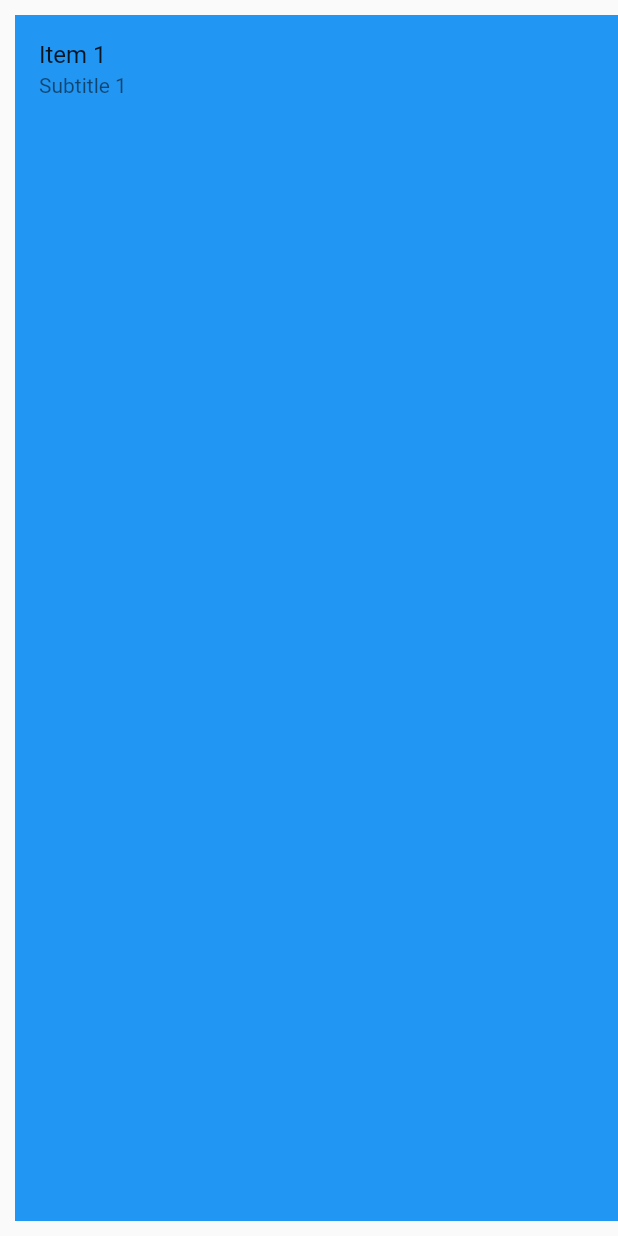
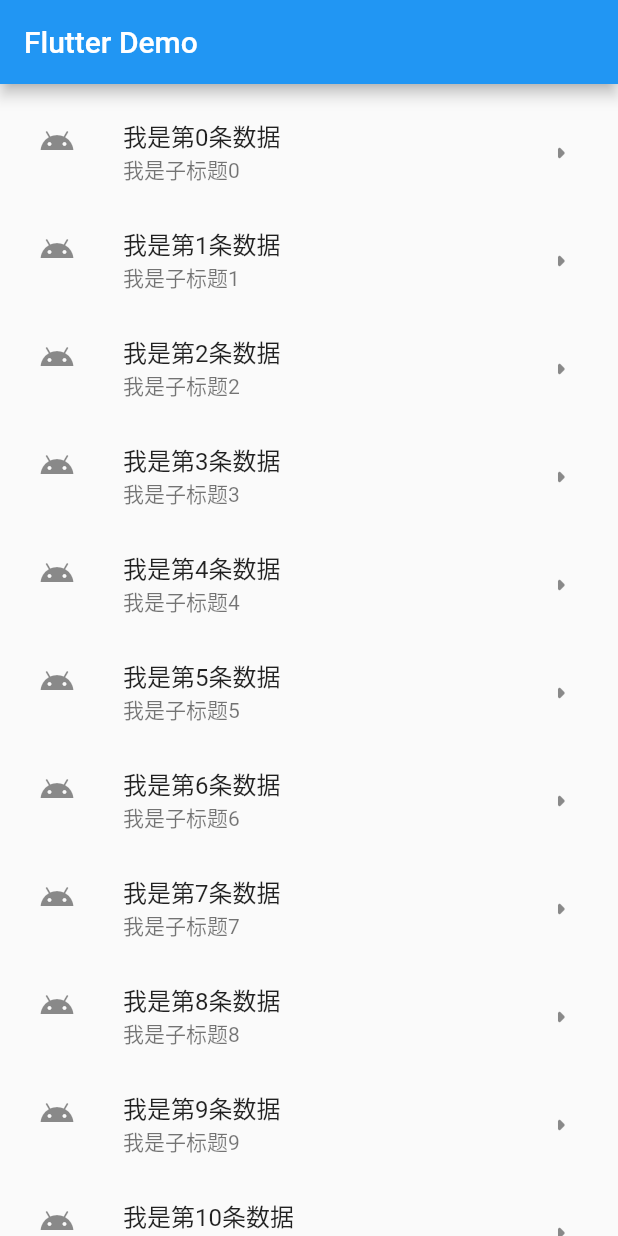
Before and after one commit to ADKcodeXD/flutter-learn, a Flutter app: the screen it shows after launch, on a phone screen of 412 x 824 dp. Run offline on Flutter 3.47's test engine with Material 2 defaults, Android fonts, the phone set to English and light mode, and no system bars.

```diff
--- a/flutter-first/myfirstapp/lib/main.dart
+++ b/flutter-first/myfirstapp/lib/main.dart
@@ -10,33 +10,40 @@ class MyApp extends StatelessWidget {
   @override
   Widget build(BuildContext context) {
     return MaterialApp(
-        home: Scaffold(
-            body: Center(
-                child: ListView(
-      padding: const EdgeInsets.all(10),
-      scrollDirection: Axis.horizontal,
-      children: <Widget>[
-        Container(
-          width: 500,
-          height: 100,
-          color: Colors.blue,
-          child: Center(
-            child: ListView(
-              children: const <Widget>[
-                ListTile(
-                  title: Text('Item 1'),
-                  subtitle: Text('Subtitle 1'),
-                ),
-              ],
-            ),
-          ),
+      home: Scaffold(
+        appBar: AppBar(
+          title: const Text('Flutter Demo'),
         ),
-        Container(
-          width: 500,
-          height: 100,
-          color: Colors.red,
-        )
-      ],
-    ))));
+        body: HomeContent(),
+      ),
+      theme: ThemeData(
+        primarySwatch: Colors.blue,
+      ),
+    );
   }
 }
+
+class HomeContent extends StatelessWidget {
+  List list = [];
+  HomeContent({super.key}) {
+    for (int i = 0; i < 100; i++) {
+      list.add("我是第$i条数据");
+    }
+  }
+  @override
+  Widget build(BuildContext context) {
+    return Center(
+        child: ListView.builder(
+      itemCount: list.length,
+      itemBuilder: (context, index) {
+        return ListTile(
+          leading: const Icon(Icons.android),
+          title: Text(list[index]),
+          subtitle: Text("我是子标题$index"),
+          trailing: const Icon(Icons.arrow_right_rounded),
+        );
+      },
+      padding: const EdgeInsets.all(10),
+    ));
+  }
+}
```
